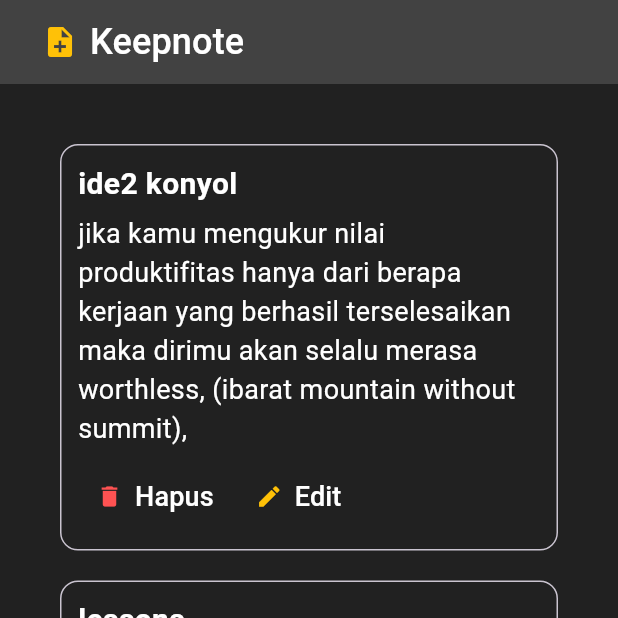
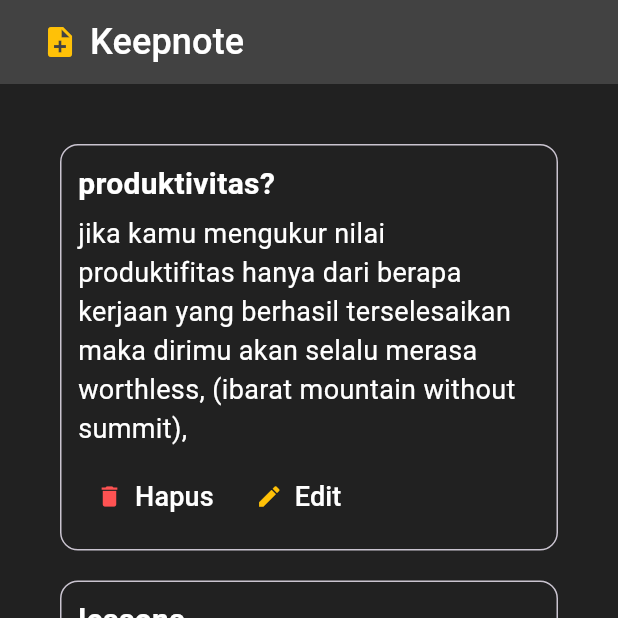
Before and after one commit to duevanofairuz/mobile-programming-tugas-1, a Flutter app: the screen it shows after launch, on a phone screen of 412 x 824 dp, the top half of it. Run offline on Flutter 3.47's test engine with Material 3 defaults, Android fonts, the phone set to English and light mode, and no system bars.

Commit message:
ubah sedikit data notes

```diff
--- a/lib/main.dart
+++ b/lib/main.dart
@@ -19,11 +19,11 @@ class _HomeStatefulState extends State<HomeStateful> {
   int count = 0;
 
   List<Note> notes = [
-    Note(subject: "ide2 konyol", text: "jika kamu mengukur nilai produktifitas hanya dari berapa kerjaan yang berhasil terselesaikan maka dirimu akan selalu merasa worthless, (ibarat mountain without summit), "),
+    Note(subject: "produktivitas?", text: "jika kamu mengukur nilai produktifitas hanya dari berapa kerjaan yang berhasil terselesaikan maka dirimu akan selalu merasa worthless, (ibarat mountain without summit), "),
     Note(subject: "lessons", text: "if you determine your self worth by how much you get done, you will be forever worthless"),
     Note(subject: "whys?", text: "terus menerus mempertanyakan pemikiran kita sendiri pasti sangat melelahkan"),
-    Note(subject: "whys?", text: "terus menerus mempertanyakan pemikiran kita sendiri pasti sangat melelahkan"),
-    Note(subject: "whys?", text: "terus menerus mempertanyakan pemikiran kita sendiri pasti sangat melelahkan"),
+    Note(subject: "malas", text: "ada yang namanya fase produktif dan fase kreatif/malas, dengan menerima fase kreatif kita bisa lebih tenang dan berpikir lebih jernih ketika kembali ke fase produktif"),
+    Note(subject: "gila kerja", text: "kerja keras itu tidak ada artinya jika kita kehilangan diri kita di dalam proses nya"),
   ];
 
   @override
```
